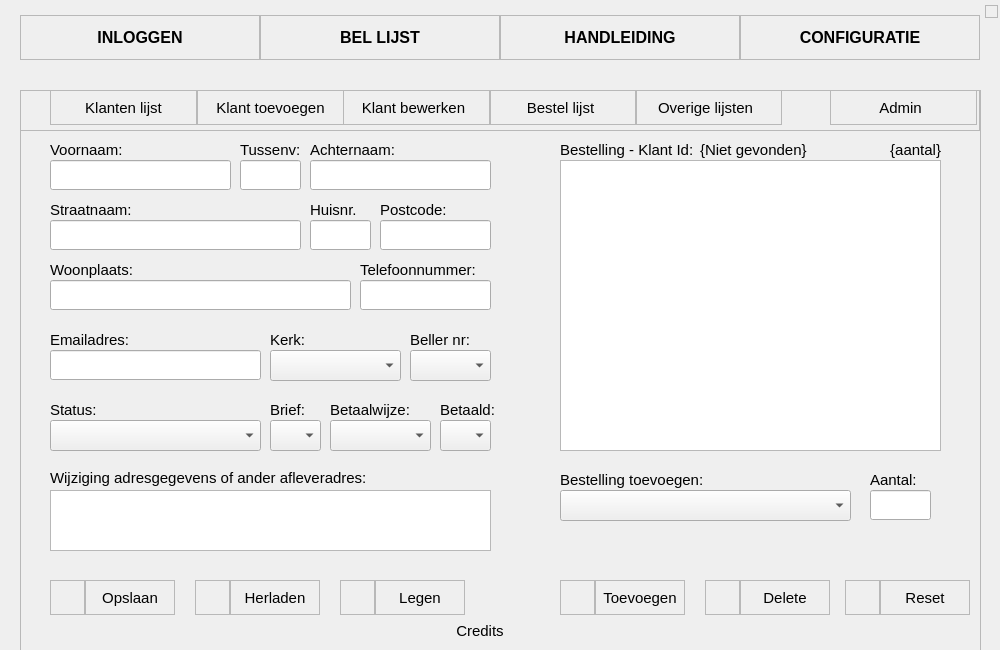
The window that AenP.ui (UserDevtec/AenP) describes before a commit, drawn with Qt 5.
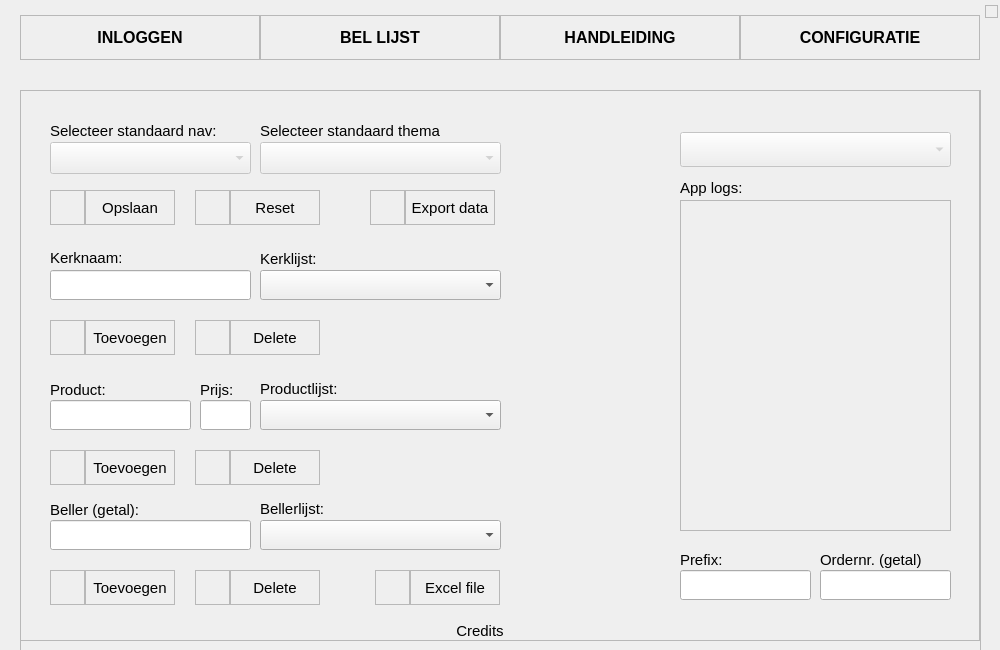
The same window after the commit. Icons and pictures are not drawn.

```diff
--- a/AenP.ui
+++ b/AenP.ui
@@ -6019,6 +6019,93 @@
      </property>
     </widget>
    </widget>
+   <widget class="QFrame" name="logBClearFrame_23">
+    <property name="geometry">
+     <rect>
+      <x>350</x>
+      <y>100</y>
+      <width>35</width>
+      <height>35</height>
+     </rect>
+    </property>
+    <property name="cursor">
+     <cursorShape>PointingHandCursor</cursorShape>
+    </property>
+    <property name="frameShape">
+     <enum>QFrame::StyledPanel</enum>
+    </property>
+    <property name="frameShadow">
+     <enum>QFrame::Raised</enum>
+    </property>
+    <widget class="QLabel" name="logBClearIcon_13">
+     <property name="geometry">
+      <rect>
+       <x>8</x>
+       <y>8</y>
+       <width>18</width>
+       <height>18</height>
+      </rect>
+     </property>
+     <property name="text">
+      <string/>
+     </property>
+     <property name="pixmap">
+      <pixmap>img/server.png</pixmap>
+     </property>
+     <property name="scaledContents">
+      <bool>true</bool>
+     </property>
+    </widget>
+   </widget>
+   <widget class="QFrame" name="logBClearFrame_24">
+    <property name="geometry">
+     <rect>
+      <x>385</x>
+      <y>100</y>
+      <width>90</width>
+      <height>35</height>
+     </rect>
+    </property>
+    <property name="cursor">
+     <cursorShape>PointingHandCursor</cursorShape>
+    </property>
+    <property name="frameShape">
+     <enum>QFrame::StyledPanel</enum>
+    </property>
+    <property name="frameShadow">
+     <enum>QFrame::Raised</enum>
+    </property>
+    <widget class="QLabel" name="logBClearTxt_12">
+     <property name="geometry">
+      <rect>
+       <x>0</x>
+       <y>0</y>
+       <width>90</width>
+       <height>35</height>
+      </rect>
+     </property>
+     <property name="font">
+      <font>
+       <pointsize>11</pointsize>
+      </font>
+     </property>
+     <property name="cursor">
+      <cursorShape>PointingHandCursor</cursorShape>
+     </property>
+     <property name="contextMenuPolicy">
+      <enum>Qt::DefaultContextMenu</enum>
+     </property>
+     <property name="layoutDirection">
+      <enum>Qt::LeftToRight</enum>
+     </property>
+     <property name="text">
+      <string>Export data</string>
+     </property>
+     <property name="alignment">
+      <set>Qt::AlignCenter</set>
+     </property>
+    </widget>
+   </widget>
   </widget>
   <widget class="QFrame" name="extraFrame">
    <property name="geometry">
@@ -6259,10 +6346,10 @@
     <enum>QFrame::Raised</enum>
    </property>
   </widget>
-  <zorder>settingsFrame</zorder>
   <zorder>extraFrame</zorder>
   <zorder>loginFrame</zorder>
   <zorder>generalFrame</zorder>
+  <zorder>settingsFrame</zorder>
   <zorder>frame</zorder>
   <zorder>checkw</zorder>
  </widget>
```
